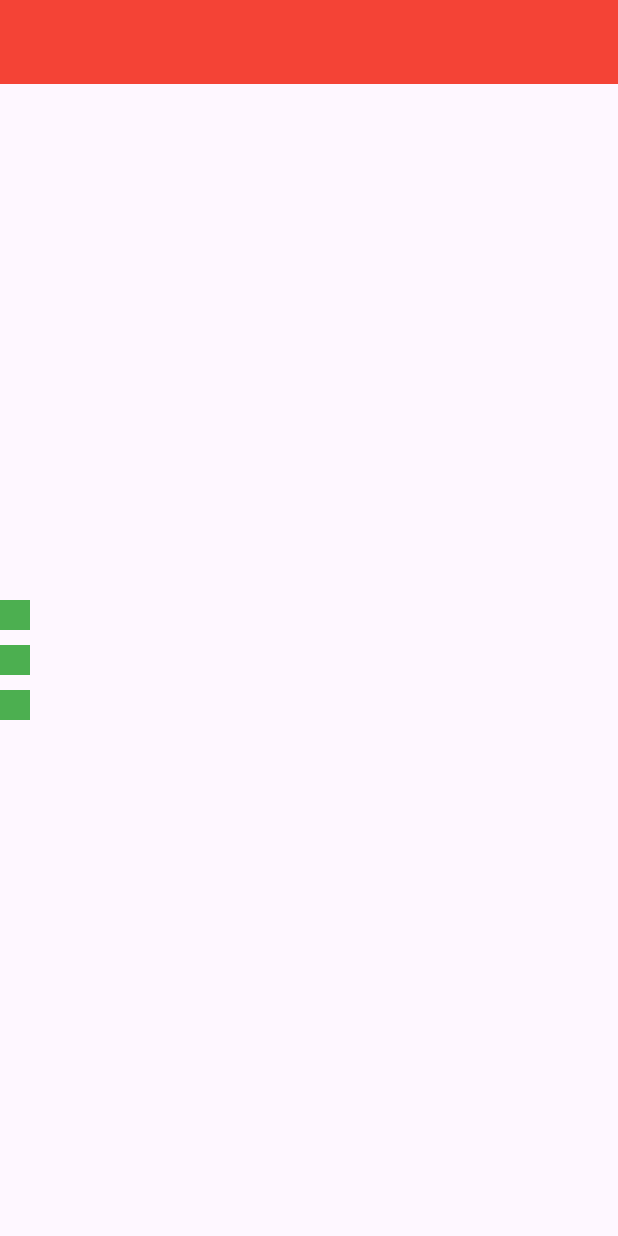
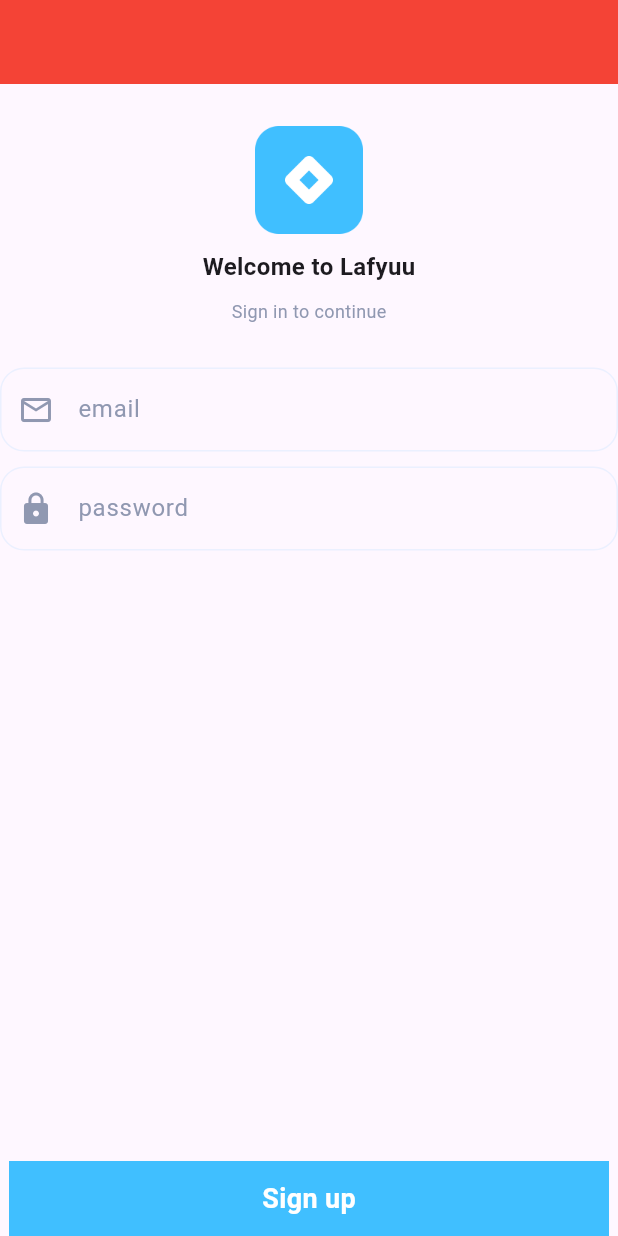
Before and after one commit to MohammedEmadSelim/explore_flutter, a Flutter app: the screen it shows after launch, on a phone screen of 412 x 824 dp. Run offline on Flutter 3.47's test engine with Material 3 defaults, Android fonts, the phone set to English and light mode, and no system bars.

Commit message:
last changes

```diff
--- /dev/null
+++ b/lib/components/email_text_form_field.dart
@@ -0,0 +1,36 @@
+import 'package:flutter/material.dart';
+
+class LoginEmail extends StatelessWidget {
+  LoginEmail({super.key,required this.emailController});
+
+  TextEditingController emailController ;
+  @override
+  Widget build(BuildContext context) {
+    return TextFormField(
+
+      decoration: InputDecoration(
+        hintStyle: TextStyle(
+          color: Color(0xff9098B1)
+        ),
+        prefixIcon: Icon(Icons.email_outlined,color: Color(0xff9098B1),),
+        hintText: 'email',
+        enabledBorder: OutlineInputBorder(
+          borderSide: BorderSide(
+            color: Color(0xffEBF0FF)
+          ),
+            borderRadius: BorderRadius.circular(16)
+        ),
+        focusedBorder: OutlineInputBorder(
+            borderSide: BorderSide(
+                color: Color(0xffEBF0FF)
+            ),
+          borderRadius: BorderRadius.circular(16)
+        )
+      ),
+      controller: emailController,
+      onChanged: (value) {
+        print(emailController.text);
+      },
+    );
+  }
+}
--- /dev/null
+++ b/lib/components/password_text_form_field.dart
@@ -0,0 +1,36 @@
+import 'package:flutter/material.dart';
+
+class PasswordTextFormField extends StatelessWidget {
+  PasswordTextFormField({super.key,required this.passwordController});
+
+  TextEditingController passwordController;
+
+  @override
+  Widget build(BuildContext context) {
+    return TextFormField(
+      obscureText: true,
+      controller: passwordController,
+      decoration: InputDecoration(
+        hintStyle: TextStyle(
+          color: Color(0xff9098B1)
+        ),
+        prefixIcon: Icon(Icons.lock,color:  Color(0xff9098B1),),
+        hintText: 'password',
+        enabledBorder:OutlineInputBorder(
+          borderSide: BorderSide(
+            color: Color(0xffEBF0FF)
+          ),
+            borderRadius: BorderRadius.circular(16)
+        ) ,
+        focusedBorder: OutlineInputBorder(
+            borderSide: BorderSide(
+                color: Color(0xffEBF0FF)
+            ),
+          borderRadius: BorderRadius.circular(16)
+        )
+      ),
+
+
+    );
+  }
+}
--- a/lib/main.dart
+++ b/lib/main.dart
@@ -1,3 +1,5 @@
+import 'package:eplore_widgets/components/text_form.dart';
+import 'package:eplore_widgets/ui_screens/custom_ui.dart';
 import 'package:flutter/material.dart';
 
 void main() {
@@ -39,129 +41,107 @@ class NTIApp extends StatelessWidget {
   }
 }
 
-class CustomUi extends StatelessWidget {
-  @override
-  Widget build(BuildContext context) {
-    return Scaffold(
-      appBar: AppBar(
-        backgroundColor: Colors.red,
-      ),
-      body: Column(
-        mainAxisAlignment: MainAxisAlignment.center,
-        children: [
-          SmallWidgetWithColor(),
-          SizedBox(
-            height: 10,
-          ),
-          SmallWidgetWithColor(),
-          SizedBox(
-            height: 10,
-          ),
-          SmallWidgetWithColor(),
-        ],
-      ),
-      // bottomNavigationBar: ,
-      // floatingActionButton: ,
-    );
-  }
-}
 
-class SmallWidgetWithColor extends StatelessWidget {
-  @override
-  Widget build(BuildContext context) {
-    // TODO: implement build
-    return Container(
-      color: Colors.green,
-      height: 20,
-      width: 20,
-    );
-  }
-}
 
-class ExploreFlutter extends StatefulWidget {
-  const ExploreFlutter({super.key, required this.title});
 
-  // This widget is the home page of your application. It is stateful, meaning
-  // that it has a State object (defined below) that contains fields that affect
-  // how it looks.
-
-  // This class is the configuration for the state. It holds the values (in this
-  // case the title) provided by the parent (in this case the App widget) and
-  // used by the build method of the State. Fields in a Widget subclass are
-  // always marked "final".
-
-  final String title;
-
-  @override
-  State<ExploreFlutter> createState() => _ExploreFlutterState();
-}
-
-class _ExploreFlutterState extends State<ExploreFlutter> {
-  int _counter = 0;
-
-  void _incrementCounter() {
-    setState(() {
-      // This call to setState tells the Flutter framework that something has
-      // changed in this State, which causes it to rerun the build method below
-      // so that the display can reflect the updated values. If we changed
-      // _counter without calling setState(), then the build method would not be
-      // called again, and so nothing would appear to happen.
-      _counter++;
-    });
-  }
-
-  @override
-  Widget build(BuildContext context) {
-    // This method is rerun every time setState is called, for instance as done
-    // by the _incrementCounter method above.
-    //
-    // The Flutter framework has been optimized to make rerunning build methods
-    // fast, so that you can just rebuild anything that needs updating rather
-    // than having to individually change instances of widgets.
-    return Scaffold(
-      appBar: AppBar(
-        // TRY THIS: Try changing the color here to a specific color (to
-        // Colors.amber, perhaps?) and trigger a hot reload to see the AppBar
-        // change color while the other colors stay the same.
-        backgroundColor: Theme.of(context).colorScheme.inversePrimary,
-        // Here we take the value from the MyHomePage object that was created by
-        // the App.build method, and use it to set our appbar title.
-        title: Text(widget.title),
-      ),
-      body: Center(
-        // Center is a layout widget. It takes a single child and positions it
-        // in the middle of the parent.
-        child: Column(
-          // Column is also a layout widget. It takes a list of children and
-          // arranges them vertically. By default, it sizes itself to fit its
-          // children horizontally, and tries to be as tall as its parent.
-          //
-          // Column has various properties to control how it sizes itself and
-          // how it positions its children. Here we use mainAxisAlignment to
-          // center the children vertically; the main axis here is the vertical
-          // axis because Columns are vertical (the cross axis would be
-          // horizontal).
-          //
-          // TRY THIS: Invoke "debug painting" (choose the "Toggle Debug Paint"
-          // action in the IDE, or press "p" in the console), to see the
-          // wireframe for each widget.
-          mainAxisAlignment: MainAxisAlignment.center,
-          children: <Widget>[
-            const Text(
-              'You have pushed the button this many times:',
-            ),
-            Text(
-              '$_counter',
-              style: Theme.of(context).textTheme.headlineMedium,
-            ),
-          ],
-        ),
-      ),
-      floatingActionButton: FloatingActionButton(
-        onPressed: _incrementCounter,
-        tooltip: 'Increment',
-        child: const Icon(Icons.add),
-      ), // This trailing comma makes auto-formatting nicer for build methods.
-    );
-  }
-}
+//
+//
+// class SmallWidgetWithColor extends StatelessWidget {
+//   @override
+//   Widget build(BuildContext context) {
+//     // TODO: implement build
+//     return Container(
+//       color: Colors.green,
+//       height: 20,
+//       width: 20,
+//     );
+//   }
+// }
+//
+// class ExploreFlutter extends StatefulWidget {
+//   const ExploreFlutter({super.key, required this.title});
+//
+//   // This widget is the home page of your application. It is stateful, meaning
+//   // that it has a State object (defined below) that contains fields that affect
+//   // how it looks.
+//
+//   // This class is the configuration for the state. It holds the values (in this
+//   // case the title) provided by the parent (in this case the App widget) and
+//   // used by the build method of the State. Fields in a Widget subclass are
+//   // always marked "final".
+//
+//   final String title;
+//
+//   @override
+//   State<ExploreFlutter> createState() => _ExploreFlutterState();
+// }
+//
+// class _ExploreFlutterState extends State<ExploreFlutter> {
+//   int _counter = 0;
+//
+//   void _incrementCounter() {
+//     setState(() {
+//       // This call to setState tells the Flutter framework that something has
+//       // changed in this State, which causes it to rerun the build method below
+//       // so that the display can reflect the updated values. If we changed
+//       // _counter without calling setState(), then the build method would not be
+//       // called again, and so nothing would appear to happen.
+//       _counter++;
+//     });
+//   }
+//
+//   @override
+//   Widget build(BuildContext context) {
+//     // This method is rerun every time setState is called, for instance as done
+//     // by the _incrementCounter method above.
+//     //
+//     // The Flutter framework has been optimized to make rerunning build methods
+//     // fast, so that you can just rebuild anything that needs updating rather
+//     // than having to individually change instances of widgets.
+//     return Scaffold(
+//       appBar: AppBar(
+//         // TRY THIS: Try changing the color here to a specific color (to
+//         // Colors.amber, perhaps?) and trigger a hot reload to see the AppBar
+//         // change color while the other colors stay the same.
+//         backgroundColor: Theme.of(context).colorScheme.inversePrimary,
+//         // Here we take the value from the MyHomePage object that was created by
+//         // the App.build method, and use it to set our appbar title.
+//         title: Text(widget.title),
+//       ),
+//       body: Center(
+//         // Center is a layout widget. It takes a single child and positions it
+//         // in the middle of the parent.
+//         child: Column(
+//           // Column is also a layout widget. It takes a list of children and
+//           // arranges them vertically. By default, it sizes itself to fit its
+//           // children horizontally, and tries to be as tall as its parent.
+//           //
+//           // Column has various properties to control how it sizes itself and
+//           // how it positions its children. Here we use mainAxisAlignment to
+//           // center the children vertically; the main axis here is the vertical
+//           // axis because Columns are vertical (the cross axis would be
+//           // horizontal).
+//           //
+//           // TRY THIS: Invoke "debug painting" (choose the "Toggle Debug Paint"
+//           // action in the IDE, or press "p" in the console), to see the
+//           // wireframe for each widget.
+//           mainAxisAlignment: MainAxisAlignment.center,
+//           children: <Widget>[
+//             const Text(
+//               'You have pushed the button this many times:',
+//             ),
+//             Text(
+//               '$_counter',
+//               style: Theme.of(context).textTheme.headlineMedium,
+//             ),
+//           ],
+//         ),
+//       ),
+//       floatingActionButton: FloatingActionButton(
+//         onPressed: _incrementCounter,
+//         tooltip: 'Increment',
+//         child: const Icon(Icons.add),
+//       ), // This trailing comma makes auto-formatting nicer for build methods.
+//     );
+//   }
+// }
--- /dev/null
+++ b/lib/ui_screens/custom_ui.dart
@@ -0,0 +1,86 @@
+import 'package:eplore_widgets/components/logo.dart';
+import 'package:eplore_widgets/components/password_text_form_field.dart';
+import 'package:eplore_widgets/components/email_text_form_field.dart';
+import 'package:eplore_widgets/components/text_form.dart';
+import 'package:flutter/material.dart';
+
+class CustomUi extends StatelessWidget {
+  TextEditingController emailController = TextEditingController();
+  TextEditingController passController = TextEditingController();
+
+  @override
+  Widget build(BuildContext context) {
+    return Scaffold(
+      appBar: AppBar(
+        backgroundColor: Colors.red,
+      ),
+      body: Container(
+        width: 500,
+        child: Padding(
+          padding: const EdgeInsets.only(top: 28.0),
+          child: Column(
+            crossAxisAlignment: CrossAxisAlignment.center,
+            children: [
+              //the image
+              Image.asset(
+                'assets/icons/Vector.png',
+                height: 72,
+                width: 72,
+              ),
+
+              SizedBox(
+                height: 10,
+              ),
+
+              Text(
+                'Welcome to Lafyuu',
+                style: TextStyle(fontSize: 16, fontWeight: FontWeight.w700),
+              ),
+              SizedBox(
+                height: 10,
+              ),
+              Text(
+                'Sign in to continue',
+                style: TextStyle(fontSize: 12, fontWeight: FontWeight.w400,
+                color: Color(0xff9098B1)),
+              ),
+              SizedBox(
+                height: 29,
+              ),
+
+
+              LoginEmail(
+                emailController: emailController,
+              ),
+              SizedBox(
+                height: 10,
+              ),
+              PasswordTextFormField(
+                passwordController: passController,
+              ),
+              Spacer()
+,
+
+
+              Container(
+                decoration: BoxDecoration(
+                  color: Color(0xff40BFFF)
+                ),
+                width: 400,
+                height: 50,
+                child: Center(child: Text('Sign up',style:TextStyle(
+                  fontSize: 18,
+                  color:Color(0xffFFFFFF),
+                  fontWeight: FontWeight.w700
+
+                ) ,)),
+              )
+            ],
+          ),
+        ),
+      ),
+      // bottomNavigationBar: ,
+      // floatingActionButton: ,
+    );
+  }
+}
--- a/pubspec.yaml
+++ b/pubspec.yaml
@@ -58,8 +58,9 @@ flutter:
   uses-material-design: true
 
   # To add assets to your application, add an assets section, like this:
-  # assets:
-  #   - images/a_dot_burr.jpeg
+  assets:
+    - assets/
+    - assets/icons/
   #   - images/a_dot_ham.jpeg
 
   # An image asset can refer to one or more resolution-specific "variants", see
```
Also changed, not shown: lib/components/logo.dart (added, +11 -0 lines), lib/components/text_form.dart (added, +21 -0 lines), assets/icons/Vector.png (added).
